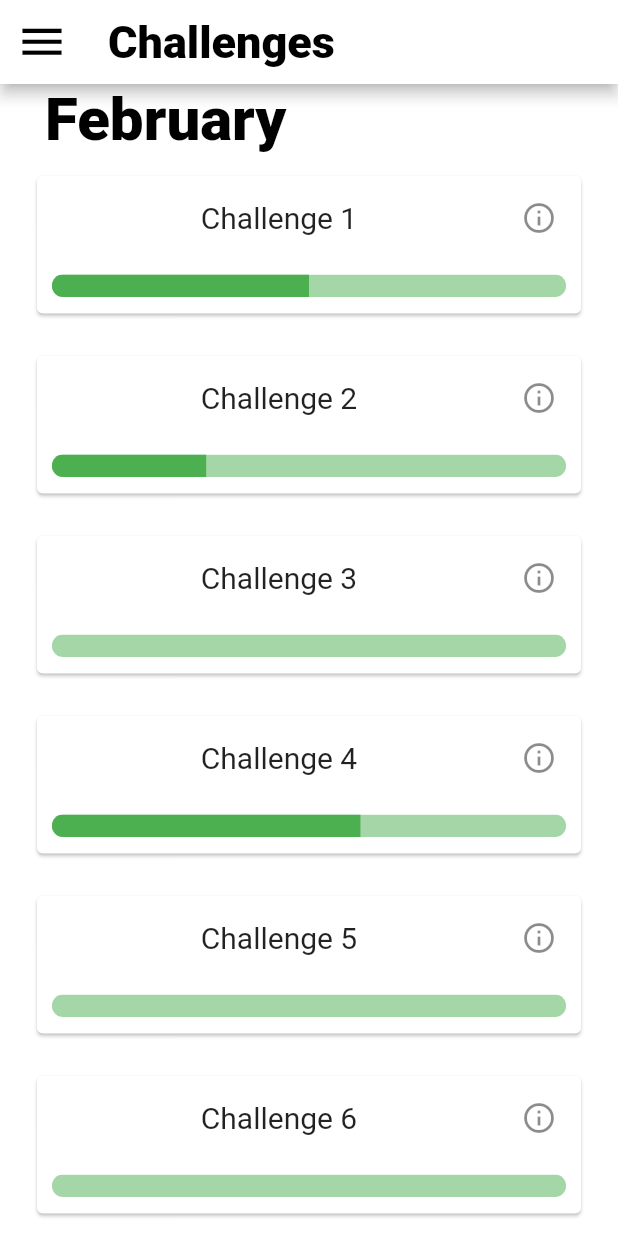
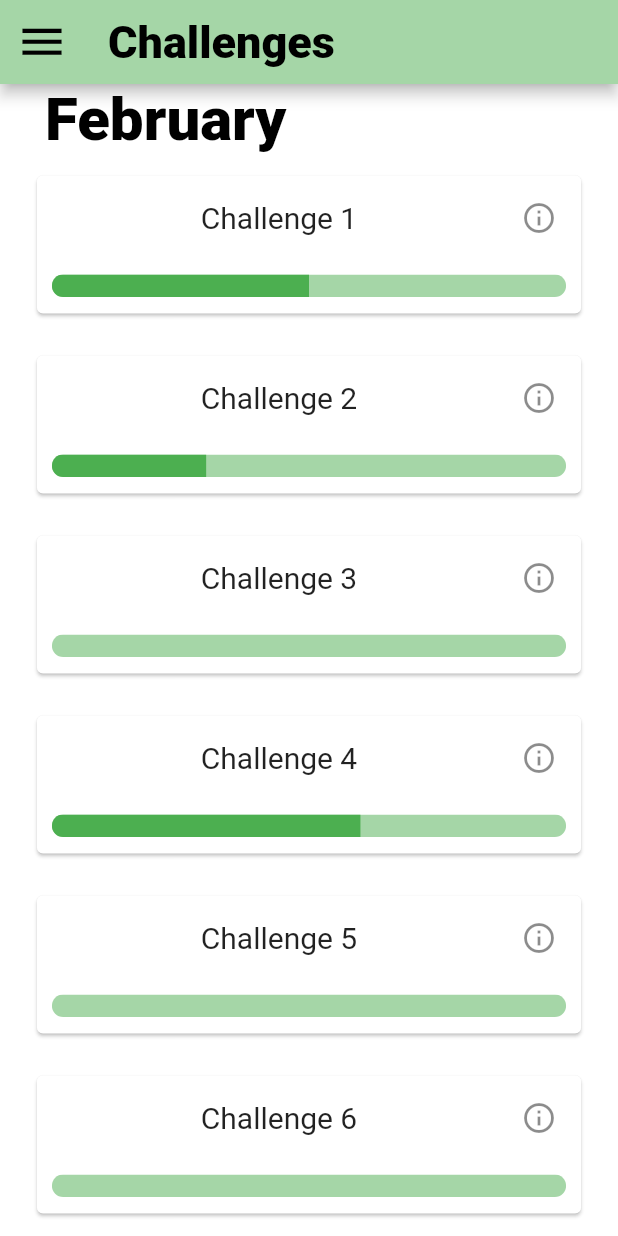
Before and after one commit to franciscoguedes/IST-CCU, a Flutter app: the _MyHomePageWidget screen opened directly, after a tap on "Challenge 4", on a phone screen of 412 x 824 dp. Run offline on Flutter 3.47's test engine with Material 2 defaults, Android fonts, the phone set to English and light mode, and no system bars; our stand-ins replace fl_chart, from_css_color, google_fonts, material_design_icons_flutter, photo_view; missing offline and left inert: dart:html, qr_code_scanner.

Commit message:
changed app bar color

```diff
--- a/lib/components/sidebar.dart
+++ b/lib/components/sidebar.dart
@@ -1,3 +1,4 @@
+import 'package:bins/constants.dart';
 import 'package:bins/screens/challenges/monthly/monthlyChallenges.dart';
 import 'package:bins/screens/loginScreen/loginScreen.dart';
 import 'package:google_fonts/google_fonts.dart';
@@ -36,7 +37,7 @@ class Sidebar extends StatelessWidget{
                       )
               ),
               decoration: BoxDecoration(
-                color: Colors.green,
+                color: primaryGreen,
               ),
               currentAccountPicture: CircleAvatar(backgroundImage: AssetImage("bart.png")),
             ),
--- a/lib/screens/challenges/monthly/monthlyChallenges.dart
+++ b/lib/screens/challenges/monthly/monthlyChallenges.dart
@@ -22,7 +22,7 @@ class MonthlyChallenges extends StatelessWidget {
               fontWeight: FontWeight.w900,
               color: Colors.black
             )),
-        backgroundColor: Colors.white,
+        backgroundColor: primaryGreen,
         shadowColor: appBarShadowColor,
         iconTheme: const IconThemeData(color:Colors.black, size: 35),
 
--- a/lib/screens/homepage/homepage.dart
+++ b/lib/screens/homepage/homepage.dart
@@ -38,7 +38,7 @@ class _MyHomePageWidget extends StatelessWidget {
               fontWeight: FontWeight.w900,
               color: Colors.black
             )),
-        backgroundColor: Colors.white,
+        backgroundColor: primaryGreen,
         shadowColor: appBarShadowColor,
         iconTheme: const IconThemeData(color:Colors.black, size: 35),
 
--- a/lib/screens/profilePage/editProfile/editProfilePage.dart
+++ b/lib/screens/profilePage/editProfile/editProfilePage.dart
@@ -1,5 +1,6 @@
 import 'dart:html';
 
+import 'package:bins/constants.dart';
 import 'package:flutter/material.dart';
 import 'components/body.dart';
 import 'package:google_fonts/google_fonts.dart';
@@ -20,7 +21,7 @@ class EditProfilePage extends StatelessWidget {
                 fontWeight: FontWeight.w900,
                 color: Colors.black
             )),
-        backgroundColor: Colors.white,
+        backgroundColor: primaryGreen,
         shadowColor: Colors.white,
         iconTheme: const IconThemeData(color:Colors.black, size: 35),
 
--- a/lib/screens/profilePage/profilePage/profilePage.dart
+++ b/lib/screens/profilePage/profilePage/profilePage.dart
@@ -20,7 +20,7 @@ class ProfilePage extends StatelessWidget {
                 fontWeight: FontWeight.w900,
                 color: Colors.black
             )),
-        backgroundColor: Colors.white,
+        backgroundColor: primaryGreen,
         shadowColor: appBarShadowColor,
         iconTheme: const IconThemeData(color:Colors.black, size: 35),
       ),
--- a/lib/screens/recycle/recycle.dart
+++ b/lib/screens/recycle/recycle.dart
@@ -21,7 +21,7 @@ class RecycleScreen extends StatelessWidget {
                 fontWeight: FontWeight.w900,
                 color: Colors.black
             )),
-        backgroundColor: Colors.white,
+        backgroundColor: primaryGreen,
         shadowColor: appBarShadowColor,
         iconTheme: const IconThemeData(color: Colors.black, size: 35),
       ),
```
